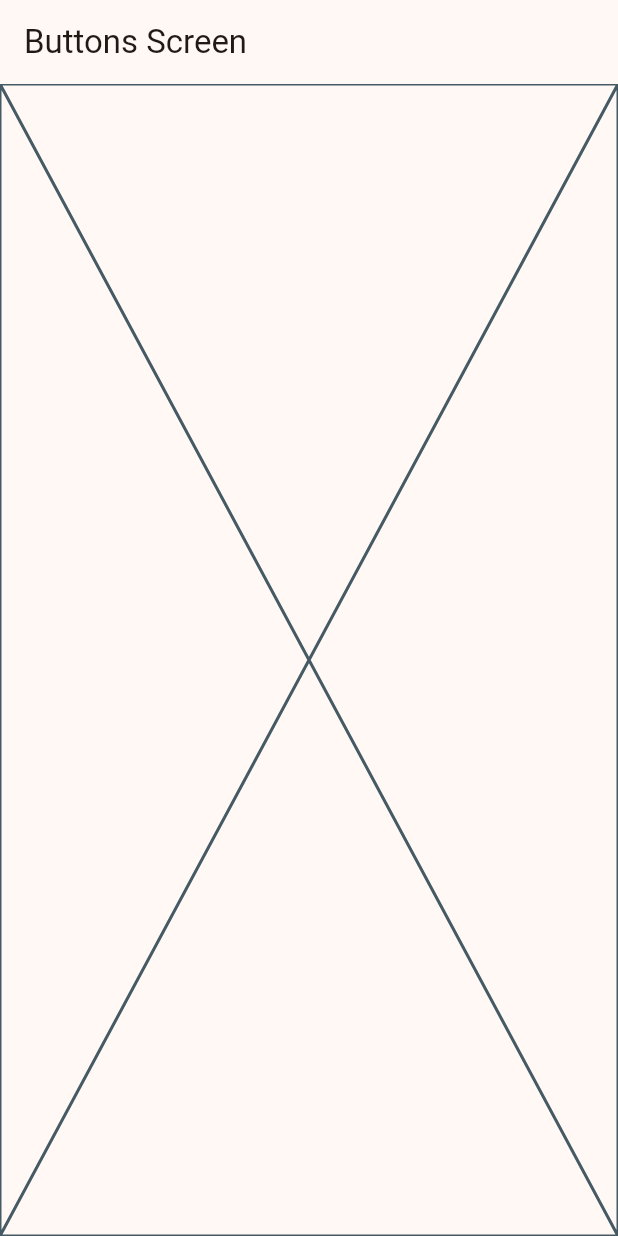
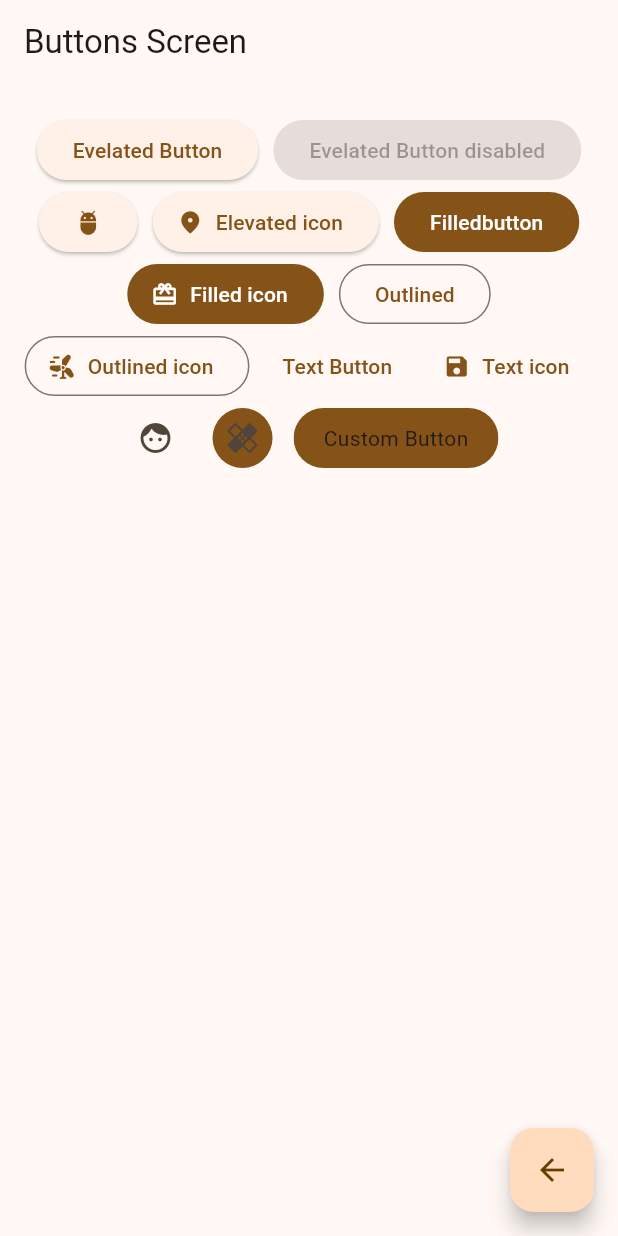
Before and after one commit to mariots182/flutter_widgets, a Flutter app: the ButtonsScreen screen opened by its route, on a phone screen of 412 x 824 dp. Run offline on Flutter 3.47's test engine with Material 2 defaults, Android fonts, the phone set to English and light mode, and no system bars; our stand-ins replace go_router.

Commit message:
buttons screens finished

```diff
--- a/lib/main.dart
+++ b/lib/main.dart
@@ -1,7 +1,6 @@
 import 'package:flutter/material.dart';
 import 'package:widgets_app/config/router/app_router.dart';
 import 'package:widgets_app/config/theme/app_theme.dart';
-import 'package:widgets_app/presentation/screens/home/home_screen.dart';
 
 void main() {
   runApp(const MainApp());
--- a/lib/presentation/screens/buttons/buttons_screen.dart
+++ b/lib/presentation/screens/buttons/buttons_screen.dart
@@ -1,7 +1,8 @@
 import 'package:flutter/material.dart';
+import 'package:go_router/go_router.dart';
 
 class ButtonsScreen extends StatelessWidget {
-  static const String name = "cards_screen";
+  static const String name = "buttons_screen";
 
   const ButtonsScreen({super.key});
 
@@ -11,6 +12,99 @@ class ButtonsScreen extends StatelessWidget {
         appBar: AppBar(
           title: const Text("Buttons Screen"),
         ),
-        body: const Placeholder());
+        body: const _ButtonsView(),
+        floatingActionButton: FloatingActionButton(
+          onPressed: () {
+            context.pop();
+          },
+          child: const Icon(Icons.arrow_back_outlined),
+        ));
   }
 }
+
+class _ButtonsView extends StatelessWidget {
+  const _ButtonsView();
+
+  @override
+  Widget build(BuildContext context) {
+    final colors = Theme.of(context).colorScheme;
+
+    return SizedBox(
+      width: double.infinity,
+      child: Padding(
+        padding: const EdgeInsets.symmetric(horizontal: 10, vertical: 20),
+        child: Wrap(
+            alignment: WrapAlignment.center,
+            spacing: 10,
+            crossAxisAlignment: WrapCrossAlignment.center,
+            children: [
+              ElevatedButton(
+                  onPressed: () {}, child: const Text('Evelated Button')),
+              const ElevatedButton(
+                  onPressed: null, child: Text('Evelated Button disabled')),
+              ElevatedButton(
+                  onPressed: () {}, child: const Icon(Icons.adb_sharp)),
+              ElevatedButton.icon(
+                  onPressed: () {},
+                  icon: const Icon(Icons.place_rounded),
+                  label: const Text("Elevated icon")),
+              FilledButton(onPressed: () {}, child: const Text('Filledbutton')),
+              FilledButton.icon(
+                onPressed: () {},
+                icon: const Icon(Icons.wallet_giftcard),
+                label: const Text("Filled icon"),
+              ),
+              OutlinedButton(onPressed: () {}, child: const Text("Outlined")),
+              OutlinedButton.icon(
+                onPressed: () {},
+                icon: const Icon(Icons.wind_power_rounded),
+                label: const Text("Outlined icon"),
+              ),
+              TextButton(onPressed: () {}, child: const Text("Text Button")),
+              TextButton.icon(
+                  onPressed: () {},
+                  icon: const Icon(Icons.save),
+                  label: const Text("Text icon")),
+              IconButton(onPressed: () {}, icon: const Icon(Icons.face_sharp)),
+              IconButton(
+                onPressed: () {},
+                icon: const Icon(Icons.healing_outlined),
+                style: ButtonStyle(backgroundColor: MaterialStatePropertyAll(colors.primary)),
+              ),
+              CustomButton()
+            ]),
+      ),
+    );
+  }
+}
+
+class CustomButton extends StatelessWidget {
+  const CustomButton({super.key});
+
+
+
+  @override
+  Widget build(BuildContext context) {
+
+    final colors = Theme.of(context).colorScheme;
+
+    return ClipRRect(
+      borderRadius: BorderRadius.circular(20),
+      child: Material(
+
+        color: colors.primary,
+        child: InkWell(
+          onTap: (){},
+          child: const Padding(
+            padding:  EdgeInsets.symmetric(
+              horizontal: 20,
+              vertical:10
+            ),
+            child:  Text("Custom Button"),
+          )
+
+        )
+      ),
+    );
+  }
+}
```
